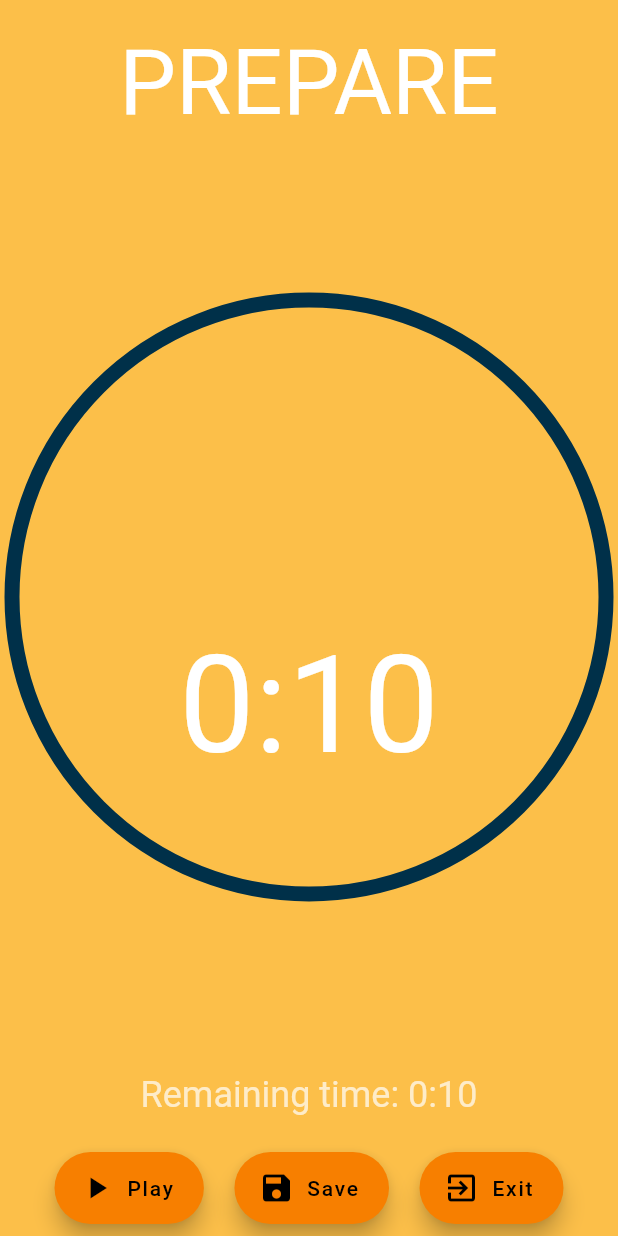
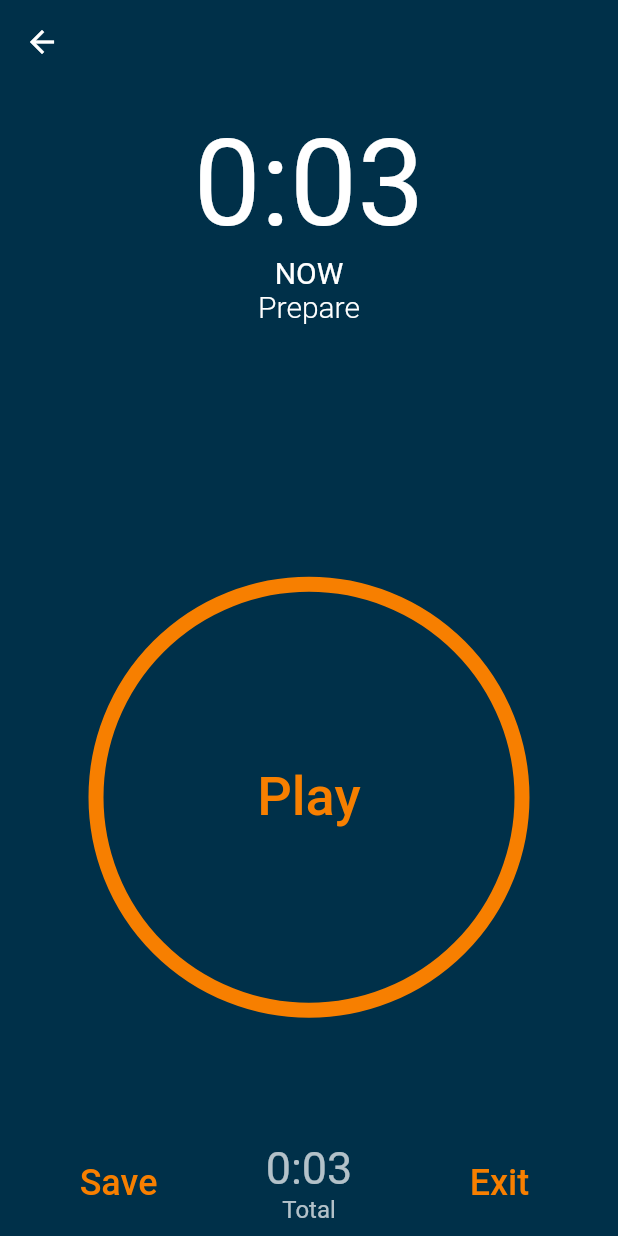
Before and after one commit to martinjedwabny/protalyze, a Flutter app: the CountDownPage screen opened directly with empty values, on a phone screen of 412 x 824 dp. Run offline on Flutter 3.47's test engine with Material 2 defaults, Android fonts, the light colour scheme and no system bars; our stand-ins replace audioplayers, cloud_firestore, firebase_auth, google_fonts, wakelock; missing offline and left inert: cloud_firestore_web, firebase_auth_web, firebase_core_web; accounts and stored records are empty; statements that could not run were skipped.

Commit message:
Fix most timer issues

```diff
--- a/lib/bloc/TimerNotifier.dart
+++ /dev/null
@@ -1,37 +0,0 @@
-import 'dart:async';
-
-import 'package:flutter/material.dart';
-
-class TimerNotifier extends ChangeNotifier {
-  Stopwatch _watch;
-  Timer _timer;
-  Duration _elapsedDuration;
-  Duration _totalDuration;
-
-  Duration get remainingTime => _totalDuration - _elapsedDuration;
-
-  bool get isRunning => _timer != null && _timer.isActive;
-
-  TimerNotifier(Duration duration) {
-    _watch = Stopwatch();
-    _totalDuration = duration;
-  }
-
-  void start() {
-    if (_timer == null)
-      _timer = Timer.periodic(Duration(seconds: 1), _onTick);
-    _watch.start();
-  }
-
-  void _onTick(Timer timer) {
-    _elapsedDuration = _watch.elapsed;
-    notifyListeners();
-  }
-
-  void pause() {
-    _timer?.cancel();
-    _timer = null;
-    _watch.stop();
-    _elapsedDuration = _watch.elapsed;
-  }
-}
--- /dev/null
+++ b/lib/domain/CountdownElement.dart
@@ -0,0 +1,5 @@
+class CountdownElement {
+  String name;
+  Duration totalTime;
+  CountdownElement(this.name, this.totalTime);
+}
--- /dev/null
+++ b/lib/misc/DurationFormatter.dart
@@ -0,0 +1,13 @@
+class DurationFormatter {
+  static String format(Duration duration) {
+    String twoDigits(int n) => n.toString().padLeft(2, "0");
+    int hh = duration.inHours.remainder(60);
+    int mm = duration.inMinutes.remainder(60);
+    int ss = duration.inSeconds.remainder(60);
+    if (duration.inHours > 0)
+      return "$hh:${twoDigits(mm)}:${twoDigits(ss)}";
+    // if (duration.inMinutes > 0)
+    return "$mm:${twoDigits(ss)}";
+    // return "$ss";
+  }
+}
--- /dev/null
+++ b/lib/misc/ScreenPersist.dart
@@ -0,0 +1,23 @@
+import 'dart:io';
+import 'package:flutter/foundation.dart' show kIsWeb;
+import 'package:wakelock/wakelock.dart';
+
+class ScreenPersist {
+  static bool supportedPlatform = !kIsWeb && (Platform.isAndroid  || Platform.isIOS);
+  static void enable(){
+    if (!supportedPlatform) return;
+    try {
+      Wakelock.enable();
+    } catch (e) {
+      print(e);
+    }
+  }
+  static void disable(){
+    if (!supportedPlatform) return;
+    try {
+      Wakelock.disable();
+    } catch (e) {
+      print(e);
+    }
+  }
+}
--- a/lib/pages/CountdownPage.dart
+++ b/lib/pages/CountdownPage.dart
@@ -1,15 +1,17 @@
 import 'package:Protalyze/bloc/PastWorkoutNotifier.dart';
-import 'package:Protalyze/bloc/TimerNotifier.dart';
 import 'package:Protalyze/config/Palette.dart';
+import 'package:Protalyze/domain/CountdownElement.dart';
 import 'package:Protalyze/domain/ExerciseBlock.dart';
 import 'package:Protalyze/domain/PastWorkout.dart';
 import 'package:Protalyze/domain/Workout.dart';
+import 'package:Protalyze/misc/DurationFormatter.dart';
+import 'package:Protalyze/misc/ScreenPersist.dart';
+import 'package:Protalyze/widgets/SingleMessageConfirmationDialog.dart';
 import 'package:flutter/material.dart';
 import 'dart:math' as math;
 import 'package:audioplayers/audio_cache.dart';
 import 'package:audioplayers/audioplayers.dart';
 import 'package:provider/provider.dart';
-import 'package:wakelock/wakelock.dart';
 
 class CountDownPage extends StatefulWidget {
   final Workout _workout;
@@ -18,120 +20,119 @@ class CountDownPage extends StatefulWidget {
   _CountDownPageState createState() => _CountDownPageState();
 }
 
-enum CountdownStatus { PREPARE, REST, WORK, FINISHED }
+class _CountDownPageState extends State<CountDownPage> with TickerProviderStateMixin {
+  AnimationController _controller;
+  bool _isPause = true;
+  Duration _totalTime;
+  List<CountdownElement> _countdownElements;
+  final int _prepareTime = 3;
+  final Color _buttonsColor = Palette.orangeColor, _circleColor = Palette.orangeColor;
 
-class _CountDownPageState extends State<CountDownPage>
-    with TickerProviderStateMixin {
-  AnimationController controller;
-  Iterator<ExerciseBlock> exerciseIterator;
-  ExerciseBlock currentExercise;
-  ExerciseBlock nextExercise;
-  CountdownStatus status = CountdownStatus.PREPARE;
-  TimerNotifier blockTimer;
-  Duration blockRemainingTime;
-  Duration totalRemainingTime;
-  List<ExerciseBlock> exerciseBlocks;
-
-  Future<AudioPlayer> playBeepSound() async {
-    AudioCache cache = new AudioCache();
-    return await cache.play("beep.mp3");
-  }
+  Future<AudioPlayer> playBeepSound() async => await (new AudioCache()).play("beep.mp3");
 
   @override
   void dispose() {
-    this.controller.dispose();
-    this.blockTimer.dispose();
-    try {
-      Wakelock.disable();
-    } catch (e) {}
+    ScreenPersist.disable();
     super.dispose();
-  }
-
-  void initializeTimer() {
-    this.blockRemainingTime = Duration(seconds: 10);
-    int totalRemainingSeconds = 10;
-    for (ExerciseBlock block in this.exerciseBlocks)
-      totalRemainingSeconds +=
-          block.performingTime.inSeconds + block.restTime.inSeconds;
-    this.totalRemainingTime = Duration(seconds: totalRemainingSeconds);
-    blockTimer = TimerNotifier(Duration(seconds: 10));
-    blockTimer.addListener(() {
-      this.blockRemainingTime -= Duration(seconds: 1);
-      this.totalRemainingTime -= Duration(seconds: 1);
-      int time = blockRemainingTime.inSeconds;
-      if (time == 5 || time == 0) {
-        playBeepSound();
-      }
-      if (time == 0) {
-        updateExerciseList();
-      }
-    });
-  }
-
-  void startTimer() {
-    this.blockTimer.start();
-    this.controller.reverse(from: controller.value);
-  }
-
-  void stopTimer() {
-    this.blockTimer.pause();
-    this.controller.stop();
   }
 
   @override
   void initState() {
     super.initState();
-    this.exerciseBlocks = [];
-    for (ExerciseBlock block in this.widget._workout.exercises) {
-      if (block.sets == null)
-        this.exerciseBlocks.add(block);
-      for (int i = 1; i <= block.sets; i++)
-        this.exerciseBlocks.add(block);
-    }
-    try {
-      Wakelock.enable();
-    } catch (e) {}
-    this.exerciseIterator = this.exerciseBlocks.iterator;
-    this.exerciseIterator.moveNext();
-    this.currentExercise = this.exerciseIterator.current;
-    this.exerciseIterator.moveNext();
-    this.nextExercise = this.exerciseIterator.current;
-    controller = AnimationController(vsync: this, duration: Duration(seconds: 10), value: 1.0);
-    initializeTimer();
+    ScreenPersist.enable();
+    this._controller = AnimationController(vsync: this, value: 1.0);
+    this._controller.addStatusListener((status) => animationStatusChanged(status));
+    initializeCountdownElements();
   }
 
-  @override
-  Widget build(BuildContext context) {
-    ThemeData themeData = Theme.of(context);
-    return Scaffold(
-      backgroundColor: Palette.darkBlueColor,
-      body: AnimatedBuilder(
-          animation: controller,
-          builder: (context, child) {
-            return Stack(
-              children: <Widget>[
-                Align(
-                  alignment: Alignment.bottomCenter,
-                  child: Container(
-                    color: Palette.yellowColor,
-                    height:
-                        controller.value * MediaQuery.of(context).size.height,
-                  ),
-                ),
-                Container(
+  void animationStatusChanged(AnimationStatus status) {
+    if (status == AnimationStatus.dismissed) {
+      playBeepSound();
+      stepToNextExercise();
+    }
+  }
+
+  void stepToNextExercise() {
+    if (this._countdownElements.isEmpty) return;
+    this._totalTime -= this._countdownElements[0].totalTime;
+    this._countdownElements.removeAt(0);
+    if (this._countdownElements.isEmpty) return;
+    this._controller.duration = this._countdownElements[0].totalTime;
+    this._controller.value = 1.0;
+    this._controller.reverse();
+  }
+
+  void initializeCountdownElements(){
+    // Set initial duration / prepare time to this._prepareTime seconds
+    this._controller.duration = Duration(seconds: this._prepareTime);
+    this._countdownElements = [new CountdownElement('Prepare', new Duration(seconds: this._prepareTime))];
+    this._totalTime = Duration(seconds: this._prepareTime);
+    // Add perform and rest times for each block
+    for (ExerciseBlock block in this.widget._workout.exercises) {
+      int sets = block.sets == null ? 1 : block.sets;
+      for (int i = 0; i < sets; i++){
+        if (block.performingTime != null && block.performingTime.inSeconds > 0) {
+          this._countdownElements.add(new CountdownElement(block.toString(), block.performingTime));
+          this._totalTime += block.performingTime;
+        }
+        if (block == this.widget._workout.exercises.last && i == (sets - 1))
+          continue;
+        if (block.restTime != null && block.restTime.inSeconds > 0) {
+          this._countdownElements.add(new CountdownElement('Rest', block.restTime));
+          this._totalTime += block.restTime;
+        }
+      }
+    }
+  }
+
+  bool countdownFinished(){
+    return this._totalTime.inSeconds == 0;
+  }
+
+  void togglePlayPause(){
+    if (this.countdownFinished()) return;
+    if (this._isPause) {
+      this._controller.reverse(); //play in reverse mode
+    } else {
+      this._controller.stop();
+    }
+    this._isPause = !this._isPause;
+  }
+
+  Widget buildCurrentTimeWidget() {
+    var currentTimeFontSize = 80.0;
+    return Container(
       alignment: Alignment.topCenter,
       padding: EdgeInsets.only(top: 20.0),
       child: Text(
-                    statusString,
-                    style: TextStyle(fontSize: 60.0, color: Colors.white),
+        blockRemainingTimeString,
+        style: TextStyle(fontSize: currentTimeFontSize, color: Colors.white),
       ),
+    );
+  }
+
+  Widget buildExercisesWidget(){
+    return Align(alignment: FractionalOffset.center,
+      child: Column(
+      mainAxisAlignment: MainAxisAlignment.spaceAround,
+      crossAxisAlignment: CrossAxisAlignment.center,
+      children: <Widget>[
+        Container(
+          padding: EdgeInsets.only(left: 70, right: 70),
+          child: Container(
+            height: 140.0,
+            child: Column( children: exercisesTexts, ),
+            )
           ),
-                Padding(
-                  padding: EdgeInsets.only(left: 8.0, right: 8.0, top: 80.0),
-                  child: Column(
-                    mainAxisAlignment: MainAxisAlignment.spaceBetween,
-                    children: <Widget>[
-                      Expanded(
+        ],
+      ),
+    );
+  }
+
+  Widget buildProgressCircle(){
+    return Expanded(
+      child: Padding(
+        padding: EdgeInsets.all(64.0),
         child: Align(
           alignment: FractionalOffset.center,
           child: AspectRatio(
@@ -141,82 +142,41 @@ class _CountDownPageState extends State<CountDownPage>
                 Positioned.fill(
                   child: CustomPaint(
                       painter: CustomTimerPainter(
-                                    animation: controller,
-                                    backgroundColor: Palette.darkBlueColor,
-                                    color: themeData.indicatorColor,
-                                  )),
-                                ),
-                                Align(
-                                  alignment: FractionalOffset.center,
-                                  child: Column(
-                                    mainAxisAlignment:
-                                        MainAxisAlignment.spaceAround,
-                                    crossAxisAlignment:
-                                        CrossAxisAlignment.center,
-                                    children: <Widget>[
-                                      Container(
-                                        padding: EdgeInsets.only(
-                                            left: 70, right: 70),
-                                        child: Column(
-                                          children: exercisesTexts,
+                        animation: _controller,
+                        color: this._circleColor,
+                    )
                   ),
                 ),
-                                      Text(
-                                        blockRemainingTimeString,
-                                        style: TextStyle(
-                                            fontSize: 90.0,
-                                            color: Colors.white),
-                                      ),
-                                    ],
-                                  ),
-                                ),
+                Center(child:
+                  AnimatedBuilder(
+                    animation: _controller,
+                    builder: (context, child) {
+                      return FlatButton(
+                          onPressed: () {
+                            togglePlayPause();
+                            setState(() {});
+                          },
+                          child: Text(this.countdownFinished()? 'Done' : !this._isPause ? "Pause" : "Play",
+                            style: TextStyle(fontSize: 36.0, color: this._buttonsColor),)
+                          );
+                    }),
+                )
               ],
             ),
           ),
         ),
-                      ),
-                      Center(
+      )
+    );
+  }
+
+  Widget buildBottomButtons(){
+    return Container(
       child: Padding(
-                          padding: const EdgeInsets.only(bottom: 16.0),
-                          child: Text(
-                            'Remaining time: ' + totalRemainingTimeString,
-                            style: TextStyle(
-                              fontSize: 24.0,
-                              color: Colors.white70,
-                            ),
-                          ),
-                        ),
-                      ),
-                      Padding(
-                        padding: const EdgeInsets.all(8.0),
+        padding: EdgeInsets.all(8.0),
         child: Row(
-                          mainAxisAlignment: MainAxisAlignment.spaceEvenly,
+          mainAxisAlignment: MainAxisAlignment.spaceAround,
           children: [
-                            AnimatedBuilder(
-                                animation: controller,
-                                builder: (context, child) {
-                                  return FloatingActionButton.extended(
-                                      heroTag: 'playpausetimer',
-                                      onPressed: () {
-                                        if (this.status ==
-                                            CountdownStatus.FINISHED) return;
-                                        if (this.controller.isAnimating)
-                                          stopTimer();
-                                        else
-                                          startTimer();
-                                        setState(() {
-
-                                        });
-                                      },
-                                      icon: Icon(this.controller.isAnimating
-                                          ? Icons.pause
-                                          : Icons.play_arrow),
-                                      label: Text(this.controller.isAnimating
-                                          ? "Pause"
-                                          : "Play"));
-                                }),
-                            FloatingActionButton.extended(
-                                heroTag: 'saveworkouttimer',
+            FlatButton(
               onPressed: () {
                 PastWorkout toSave = PastWorkout(
                     this.widget._workout, DateTime.now());
@@ -229,56 +189,95 @@ class _CountDownPageState extends State<CountDownPage>
                   ));
                 });
               },
-                                icon: Icon(Icons.save),
-                                label: Text("Save")),
-                            FloatingActionButton.extended(
-                                heroTag: 'exittimer',
+              child: Text("Save", style: TextStyle(fontSize: 24.0, color: this._buttonsColor))
+            ),
+            Column(
+              children: [
+                SizedBox(
+                  height: 36.0,
+                  child:
+                    Text(totalRemainingTimeString,
+                    style: TextStyle(
+                      fontSize: 30.0,
+                      color: Colors.white70,
+                    ),
+                  ),
+                ),
+                Text('Total',
+                  style: TextStyle(
+                    fontSize: 16.0,
+                    color: Colors.white70,
+                  ),
+                ),
+              ]
+            ),
+            FlatButton(
               onPressed: () {
-                                  Navigator.pop(context, () {});
+                handleExitButton();
               },
-                                icon: Icon(Icons.exit_to_app),
-                                label: Text("Exit")),
-                          ],
-                        ),
+              child: Text("Exit", style: TextStyle(fontSize: 24.0, color: this._buttonsColor))
             ),
           ],
         ),
+      )
+    );
+  }
+
+  void handleExitButton(){
+    if (this.countdownFinished())
+      Navigator.pop(context, () {});
+    else
+      showDialog(
+        context: context,
+        builder: (_) {
+          return SingleMessageConfirmationDialog("Workout not finished", "Do you really want to exit?",
+          (){Navigator.pop(context, () {});},
+          (){});
+        },
+      );
+  }
+
+  @override
+  Widget build(BuildContext context) {
+    return Scaffold(
+      appBar: AppBar(
+        title: Text(this.widget._workout.name),
       ),
+      backgroundColor: Palette.darkBlueColor,
+      body: AnimatedBuilder(
+          animation: _controller,
+          builder: (context, child) {
+            return Column(
+              children: <Widget>[
+                buildCurrentTimeWidget(),
+                buildExercisesWidget(),
+                buildProgressCircle(),
+                buildBottomButtons(),
               ],
             );
-          }),
+          }
+      )
     );
   }
 
   String get blockRemainingTimeString {
-    Duration duration = this.blockRemainingTime;
-    if (duration.inHours > 0)
-      return '${duration.inHours}:${duration.inMinutes}:${(duration.inSeconds % 60).toString().padLeft(2, '0')}';
-    return '${duration.inMinutes}:${(duration.inSeconds % 60).toString().padLeft(2, '0')}';
+    return DurationFormatter.format(_controller.duration * _controller.value);
   }
 
   String get totalRemainingTimeString {
-    Duration duration = this.totalRemainingTime;
-    if (duration.inHours > 0)
-      return '${duration.inHours}:${duration.inMinutes}:${(duration.inSeconds % 60).toString().padLeft(2, '0')}';
-    return '${duration.inMinutes}:${(duration.inSeconds % 60).toString().padLeft(2, '0')}';
+    if (this._countdownElements.isEmpty)
+      return DurationFormatter.format(this._totalTime);
+    return DurationFormatter.format(this._totalTime - _controller.duration * (1.0 - _controller.value));
   }
 
   String get nextExerciseString {
-    if (this.nextExercise == null) return '';
-    return '${getExerciseString(this.nextExercise)}';
+    if (this._countdownElements.length < 2) return '';
+    return this._countdownElements[1].name;
   }
 
   String get currentExerciseString {
-    if (this.currentExercise == null) return '';
-    return '${getExerciseString(this.currentExercise)}';
-  }
-
-  String get statusString {
-    if (this.status == CountdownStatus.PREPARE) return 'PREPARE';
-    if (this.status == CountdownStatus.REST) return 'REST';
-    if (this.status == CountdownStatus.WORK) return 'WORK';
-    return 'FINISHED';
+    if (this._countdownElements.length == 0) return '';
+    return this._countdownElements[0].name;
   }
 
   List<Text> get exercisesTexts {
@@ -294,6 +293,12 @@ class _CountDownPageState extends State<CountDownPage>
         textAlign: TextAlign.center,
         style: TextStyle(
             fontSize: 20.0, fontWeight: FontWeight.w300, color: Colors.white),
+      ));
+    } else {
+      texts.add(Text(
+        'FINISHED',
+        textAlign: TextAlign.center,
+        style: TextStyle(fontSize: 20.0, color: Colors.white),
       ));
     }
     if (this.nextExerciseString.length > 0) {
@@ -311,82 +316,27 @@ class _CountDownPageState extends State<CountDownPage>
     }
     return texts;
   }
-
-  String getExerciseString(ExerciseBlock block) {
-    String ans = block.exercise.name;
-    if (block.weight != null) ans += ', ' + block.weight.toString();
-    if (block.minReps != null && block.maxReps != null)
-      ans += ', ' +
-          block.minReps.toString() +
-          '-' +
-          block.maxReps.toString() +
-          ' reps';
-    if (block.minReps != null && block.maxReps == null)
-      ans += ', ' + block.minReps.toString() + ' min reps';
-    if (block.minReps == null && block.maxReps != null)
-      ans += ', ' + block.maxReps.toString() + ' max reps';
-    return ans;
-  }
-
-  void updateExerciseList() {
-    if (this.status == CountdownStatus.PREPARE) {
-      this.status = CountdownStatus.WORK;
-      this.controller.duration = this.currentExercise.performingTime;
-      this.controller.reset();
-      this
-          .controller
-          .reverse(from: controller.value == 0 ? 1.0 : this.controller.value);
-    } else if (this.status == CountdownStatus.WORK) {
-      this.status = CountdownStatus.REST;
-      this.controller.duration = this.currentExercise.restTime;
-      this.currentExercise = this.exerciseIterator.current;
-      this.exerciseIterator.moveNext();
-      this.nextExercise = this.exerciseIterator.current;
-      this.controller.reset();
-      this
-          .controller
-          .reverse(from: controller.value == 0 ? 1.0 : this.controller.value);
-    } else if (this.status == CountdownStatus.REST) {
-      if (this.currentExercise == null && this.nextExercise == null) {
-        this.status = CountdownStatus.FINISHED;
-      } else {
-        this.status = CountdownStatus.WORK;
-        this.controller.duration = this.currentExercise.performingTime;
-        this.controller.reset();
-        this
-            .controller
-            .reverse(from: controller.value == 0 ? 1.0 : this.controller.value);
-      }
-    }
-    if (this.status == CountdownStatus.FINISHED) {
-      this.blockTimer.dispose();
-    } else {
-      this.blockTimer = TimerNotifier(this.controller.duration);
-      this.blockRemainingTime = this.controller.duration;
-    }
-  }
 }
 
 class CustomTimerPainter extends CustomPainter {
   CustomTimerPainter({
     this.animation,
-    this.backgroundColor,
     this.color,
   }) : super(repaint: animation);
 
   final Animation<double> animation;
-  final Color backgroundColor, color;
+  final Color color;
 
   @override
   void paint(Canvas canvas, Size size) {
     Paint paint = Paint()
-      ..color = backgroundColor
+      ..color = color
       ..strokeWidth = 10.0
       ..strokeCap = StrokeCap.butt
       ..style = PaintingStyle.stroke;
 
     canvas.drawCircle(size.center(Offset.zero), size.width / 2.0, paint);
-    paint.color = color;
+    paint.color = Color.fromRGBO(108, 86, 52, 1.0);
     double progress = (1.0 - animation.value) * 2 * math.pi;
     canvas.drawArc(Offset.zero & size, math.pi * 1.5, -progress, false, paint);
   }
@@ -394,7 +344,6 @@ class CustomTimerPainter extends CustomPainter {
   @override
   bool shouldRepaint(CustomTimerPainter old) {
     return animation.value != old.animation.value ||
-        color != old.color ||
-        backgroundColor != old.backgroundColor;
+        color != old.color;
   }
 }
--- a/pubspec.yaml
+++ b/pubspec.yaml
@@ -31,6 +31,7 @@ dependencies:
   google_fonts: ^1.1.0
   provider: ^4.3.1
   wakelock: ^0.1.4+2
+  circular_countdown_timer: ^0.0.7
 
 
 
```
Also changed, not shown: lib/domain/ExerciseBlock.dart (+16 -0 lines), pubspec.lock. Lines whose indentation alone changed are shown as unchanged.
